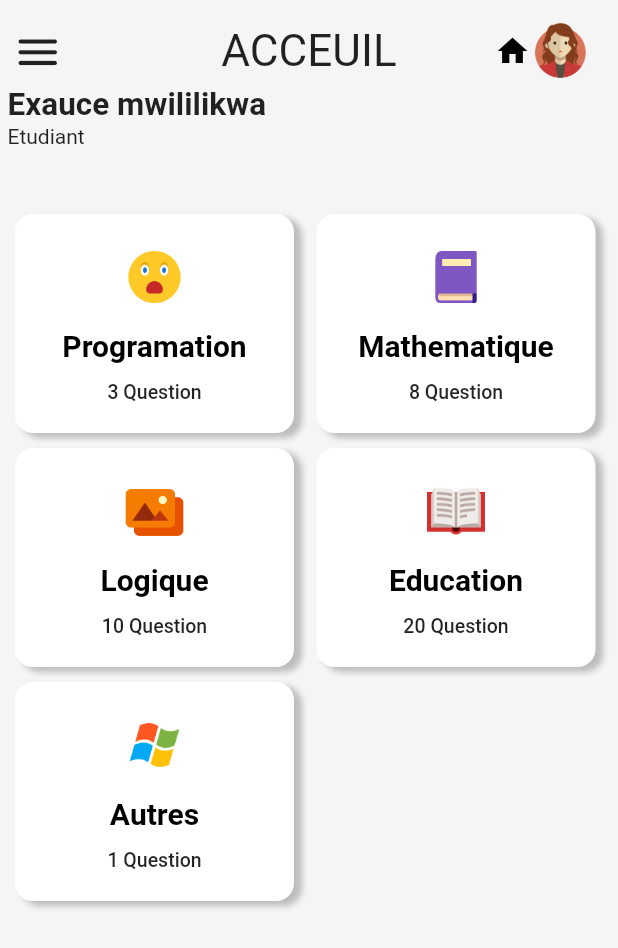
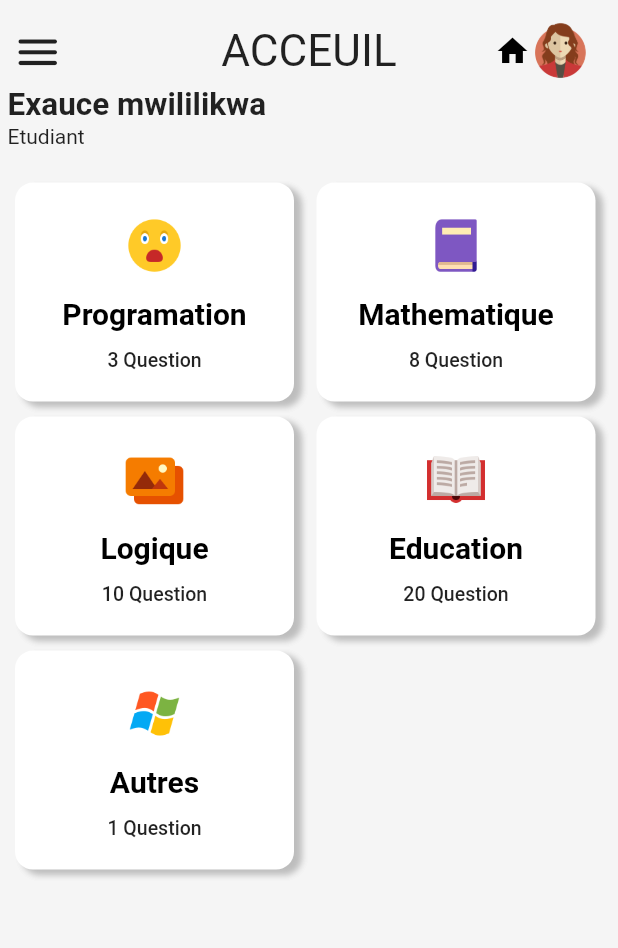
Before and after one commit to exauce-mwililikwa/UPGENIUS, a Flutter app: the Dashboard1 screen opened directly, on a phone screen of 412 x 824 dp. Shown: the top 948 px of the screen. Run offline on Flutter 3.47's test engine with Material 2 defaults, Android fonts, the phone set to English and light mode, and no system bars; our stand-ins replace flutter_svg, google_fonts.

Commit message:
perfection login

```diff
--- a/lib/screen/home/dashboard1.dart
+++ b/lib/screen/home/dashboard1.dart
@@ -42,8 +42,7 @@ class _Dashboard1State extends State<Dashboard1> {
             children: [
               ut.appbarC(context, _scaffoldKey, "ACCEUIL"),
               Container(
-                margin: EdgeInsets.only(left: 5, right: 5, bottom: 34),
-                // margin: EdgeInsets.all(7),
+                margin: EdgeInsets.only(left: 5, right: 5, bottom: 13),
                 child: Column(
                   children: [
                     Row(
@@ -71,32 +70,11 @@ class _Dashboard1State extends State<Dashboard1> {
                             ],
                           ),
                         ),
-                        // Container(
-                        //   child: InkWell(
-                        //     onTap: () {
-                        //       Navigator.push(
-                        //         context,
-                        //         MaterialPageRoute(
-                        //           builder: (context) {
-                        //             return Profil();
-                        //           },
-                        //         ),
-                        //       );
-                        //     },
-                        //     child: CircleAvatar(
-                        //       backgroundImage:
-                        //           AssetImage('assets/images/profil.png'),
-                        //       //     Image.asset('assets/images/profil.png'),
-                        //     ),
-                        //   ),
-                        //   //    width: MediaQuery.of(context).size.width / 2,
-                        // ),
                       ],
                     ),
                   ],
                 ),
               ),
-              // ),
               Expanded(
                 child: SingleChildScrollView(
                   physics: BouncingScrollPhysics(),
--- a/lib/screen/intro/intro.dart
+++ b/lib/screen/intro/intro.dart
@@ -1,6 +1,7 @@
 import 'package:flutter/material.dart';
 import 'package:flutter/services.dart';
-import 'package:flutter_svg/flutter_svg.dart';
+import 'package:flutter_svg/svg.dart';
+// import 'package:flutter_svg/flutter_svg.dart';
 import 'package:google_fonts/google_fonts.dart';
 import 'package:upGenius/screen/connexion/login.dart';
 import 'package:upGenius/screen/connexion/signup.dart';
--- a/lib/screen/utils/utils.dart
+++ b/lib/screen/utils/utils.dart
@@ -232,7 +232,6 @@ class Utils {
                 style: TextStyle(
                   fontSize: 16,
                   color: Colors.black,
-                  // fontWeight: FontWeight.bold
                 ),
               ),
             ],
```
